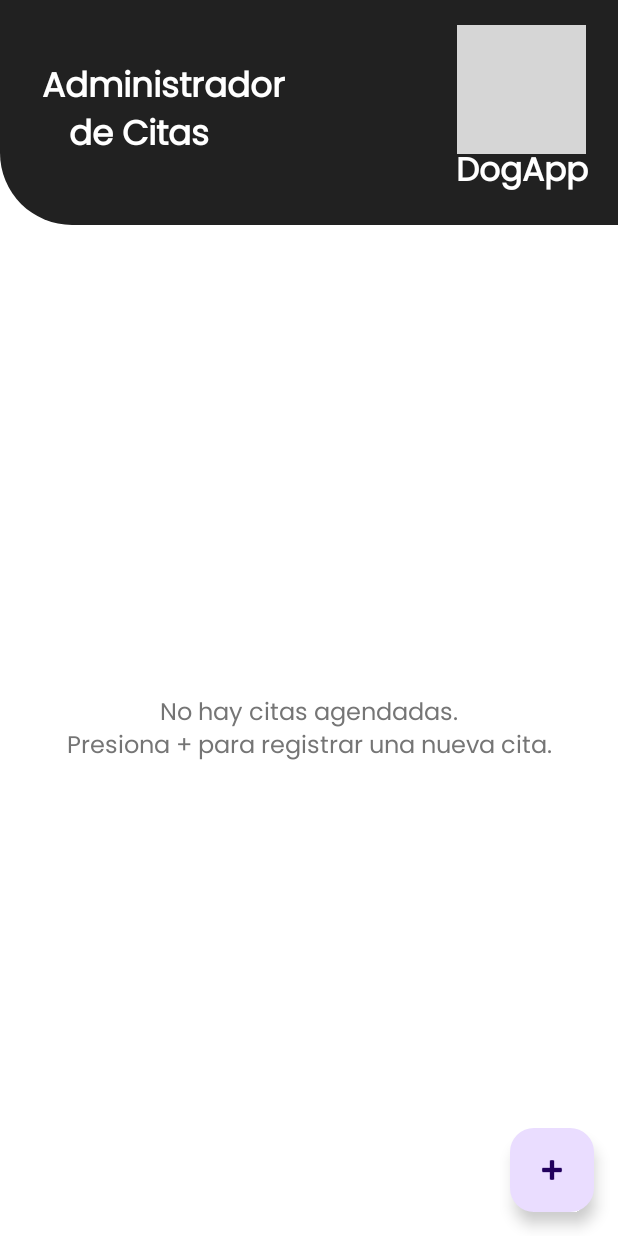
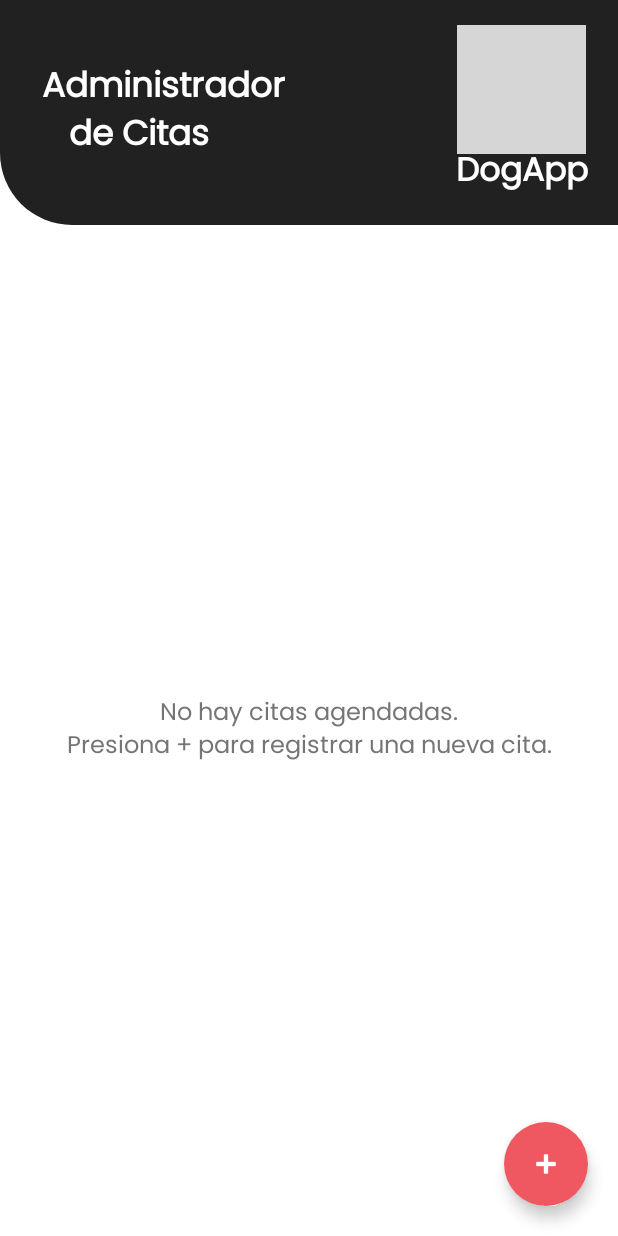
Before and after one commit to Joseeee0909/DogApp, an Android app: the HomeFragment screen opened through its navigation route, on a phone screen of 412 x 824 dp. Run offline under Robolectric (Android 15) with nearby library versions, the phone set to English and light mode, and no system bars; our stand-ins replace Room's generated code, data binding; pictures from the network do not load; grey boxes are pictures that could not be loaded.

Commit message:
feat(home): P3-04 boton flotante rosado circular y navegacion a NuevaCita

```diff
--- a/app/src/main/res/layout/fragment_home.xml
+++ b/app/src/main/res/layout/fragment_home.xml
@@ -45,11 +45,15 @@
             android:id="@+id/fabAddCita"
             android:layout_width="wrap_content"
             android:layout_height="wrap_content"
-            android:layout_margin="16dp"
+            android:layout_margin="20dp"
             android:contentDescription="@string/title_nueva_cita"
             android:src="@android:drawable/ic_input_add"
+            app:backgroundTint="@color/pink_primary"
+            app:elevation="6dp"
             app:layout_constraintBottom_toBottomOf="parent"
-            app:layout_constraintEnd_toEndOf="parent" />
+            app:layout_constraintEnd_toEndOf="parent"
+            app:shapeAppearanceOverlay="@style/ShapeAppearance.Material3.Corner.Full"
+            app:tint="@color/white" />
 
     </androidx.constraintlayout.widget.ConstraintLayout>
 </layout>
```
